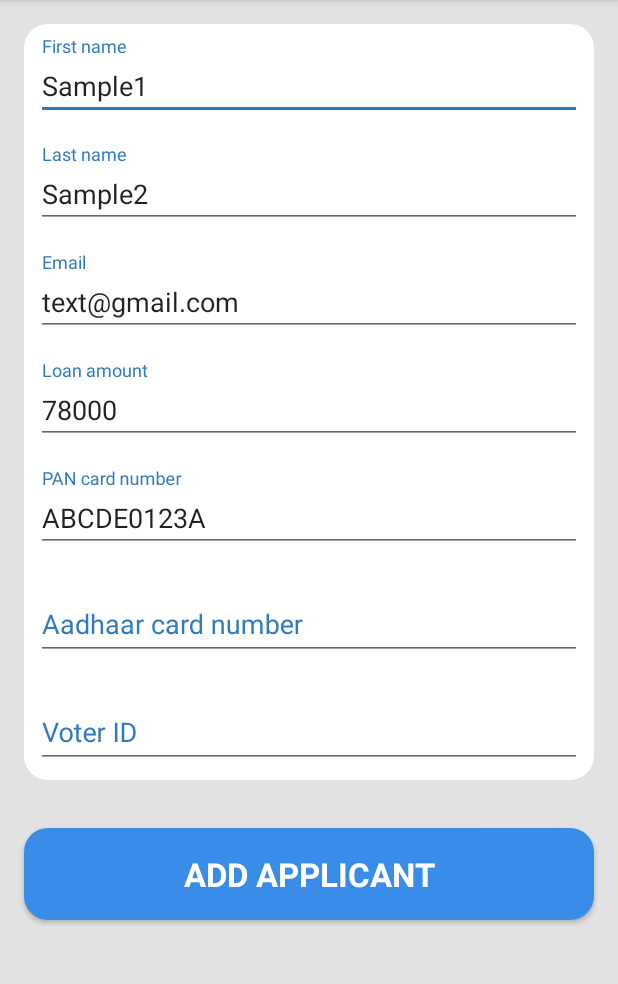
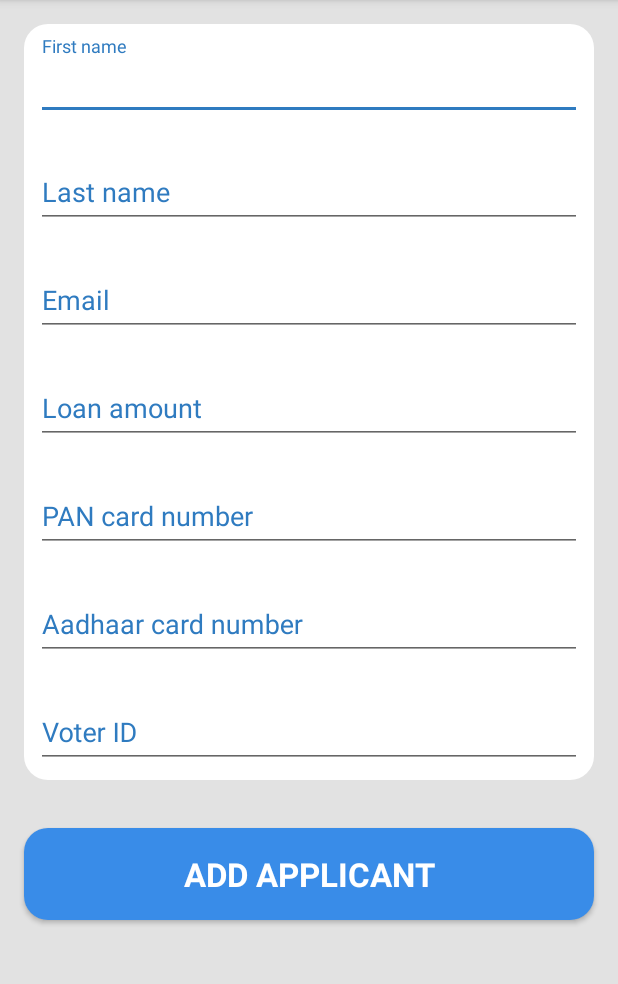
Before and after one commit to aslokhande210/SoftCellAssignment, an Android app: the AddApplicantActivity screen opened directly, with no data from a screen before it, on a phone screen of 412 x 824 dp, the part 84-1068 px from its top. Run offline under Robolectric (Android 15) with nearby library versions, the phone set to English and light mode, and no system bars; our stand-ins replace ButterKnife, Dagger/Hilt's generated code; libraries missing offline, so code that uses them is left out: pub.devrel.easypermissions, retrofit2.adapter.rxjava; 1 statement that could not run was skipped.

Commit message:
Removed pre-defined values

```diff
--- a/app/src/main/res/layout/activity_add_applicant.xml
+++ b/app/src/main/res/layout/activity_add_applicant.xml
@@ -29,7 +29,6 @@
                     android:id="@+id/first_name"
                     android:layout_width="match_parent"
                     android:layout_height="wrap_content"
-                    android:text="Sample1"
                     android:hint="@string/first_name"
                     android:inputType="textPersonName"
                     tools:ignore="HardcodedText" />
@@ -47,7 +46,6 @@
                     android:layout_width="match_parent"
                     android:layout_height="wrap_content"
                     android:hint="@string/last_name"
-                    android:text="Sample2"
                     android:inputType="textPersonName"
                     tools:ignore="HardcodedText" />
             </com.google.android.material.textfield.TextInputLayout>
@@ -63,7 +61,6 @@
                     android:layout_width="match_parent"
                     android:layout_height="wrap_content"
                     android:hint="@string/email"
-                    android:text="text@gmail.com"
                     android:inputType="textEmailAddress"
                     tools:ignore="HardcodedText" />
             </com.google.android.material.textfield.TextInputLayout>
@@ -80,7 +77,6 @@
                     android:layout_width="match_parent"
                     android:layout_height="wrap_content"
                     android:hint="@string/loan_amount"
-                    android:text="78000"
                     android:inputType="number"
                     tools:ignore="HardcodedText" />
             </com.google.android.material.textfield.TextInputLayout>
@@ -97,7 +93,6 @@
                     android:layout_height="wrap_content"
                     android:hint="@string/pan_number"
                     android:textAllCaps="true"
-                    android:text="ABCDE0123A"
                     android:inputType="textCapCharacters"
                     tools:ignore="HardcodedText" />
             </com.google.android.material.textfield.TextInputLayout>
--- a/app/src/main/res/layout/activity_login.xml
+++ b/app/src/main/res/layout/activity_login.xml
@@ -48,7 +48,6 @@
                     android:id="@+id/username"
                     android:layout_width="match_parent"
                     android:layout_height="wrap_content"
-                    android:text="peter@vklen"
                     android:hint="@string/username"
                     android:inputType="textEmailAddress"
                     tools:ignore="HardcodedText" />
@@ -67,7 +66,6 @@
                     android:id="@+id/password"
                     android:layout_width="match_parent"
                     android:layout_height="wrap_content"
-                    android:text="cityslicka"
                     android:hint="@string/password"
                     android:inputType="textPassword"
                     tools:ignore="HardcodedText" />
```
Also changed, not shown: 1 other file.
